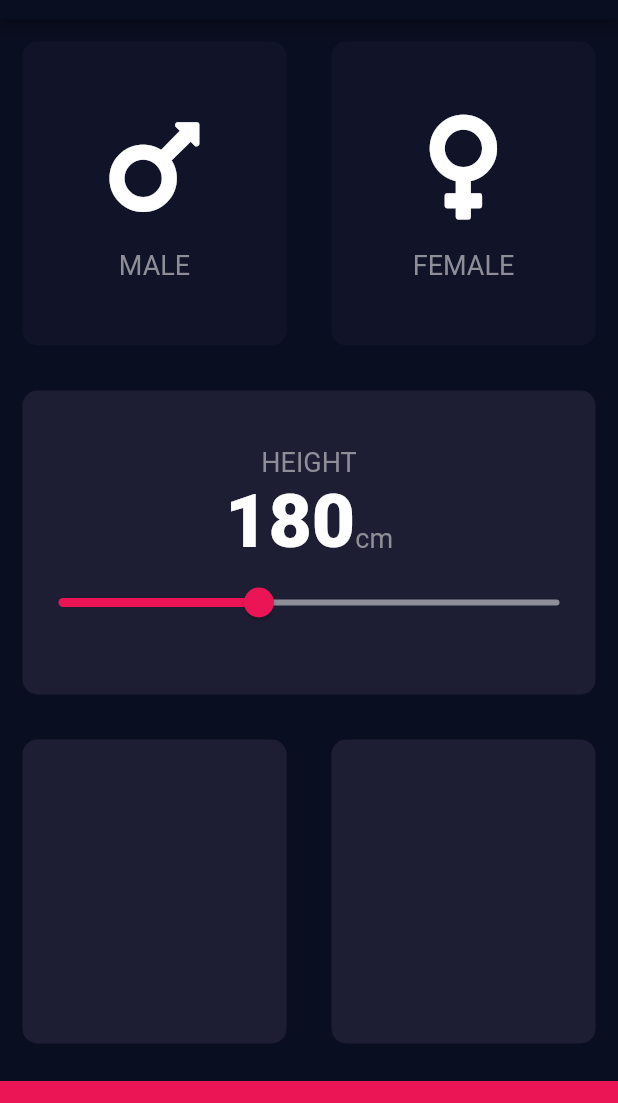
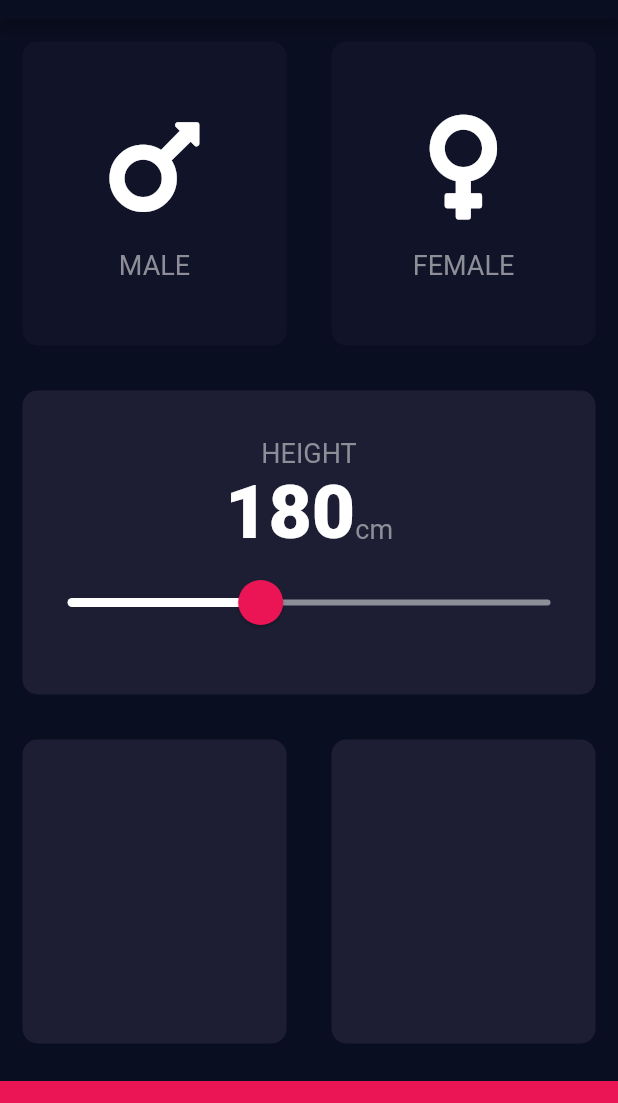
Before and after one commit to PratthamArora/bmi_calculator, a Flutter app: the screen it shows after launch, on a phone screen of 412 x 824 dp, the part 65-1168 px from its top. Run offline on Flutter 3.47's test engine with Material 2 defaults, Android fonts, the phone set to English and light mode, and no system bars; our stand-ins replace font_awesome_flutter.

Commit message:
themed slider widget

```diff
--- a/lib/input_page.dart
+++ b/lib/input_page.dart
@@ -83,17 +83,27 @@ class _InputPageState extends State<InputPage> {
                       ),
                     ],
                   ),
-                  Slider(
+                  SliderTheme(
+                    data: SliderTheme.of(context).copyWith(
+                      thumbColor: Color(0xFFEB1555),
+                      inactiveTrackColor: Color(0xFF8D8E98),
+                      activeTrackColor: Colors.white,
+                      overlayColor: Color(0x30EB1555),
+                      thumbShape:
+                          RoundSliderThumbShape(enabledThumbRadius: 15.0),
+                      overlayShape:
+                          RoundSliderOverlayShape(overlayRadius: 30.0),
+                    ),
+                    child: Slider(
                       value: height.toDouble(),
                       min: 100.0,
                       max: 300.0,
-                    activeColor: Color(0xFFEB1555),
-                    inactiveColor: Color(0xFF8D8E98),
                       onChanged: (double value) {
                         setState(() {
                           height = value.round();
                         });
                       },
+                    ),
                   ),
                 ],
               ),
```
Lines whose indentation alone changed are shown as unchanged.
